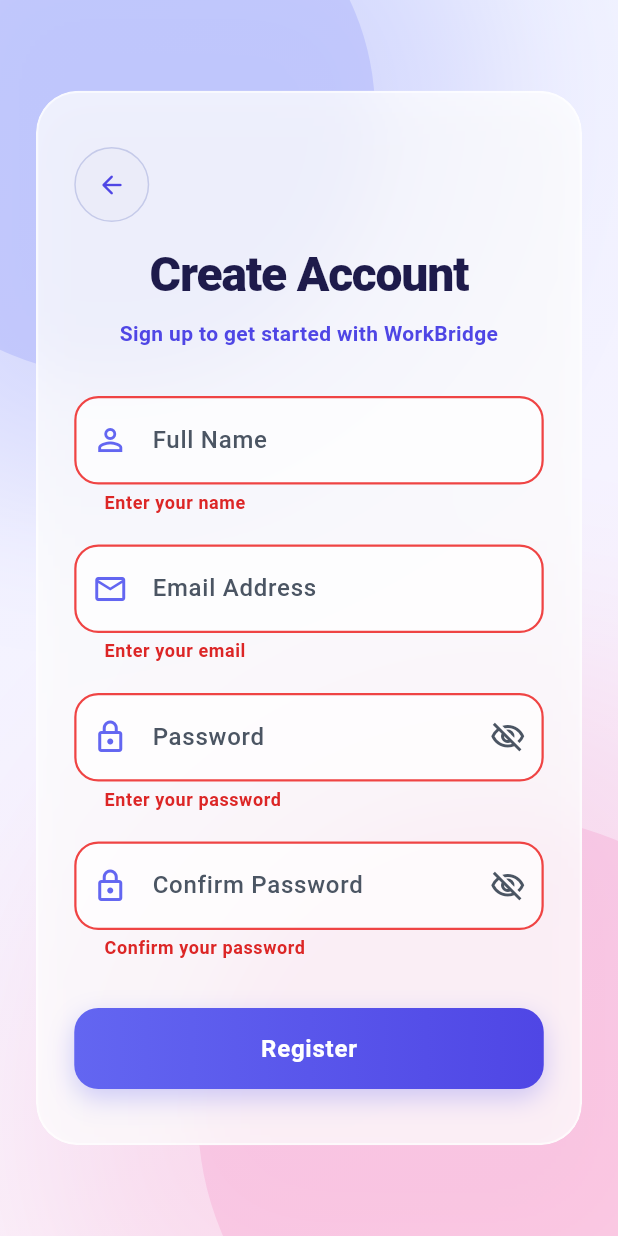
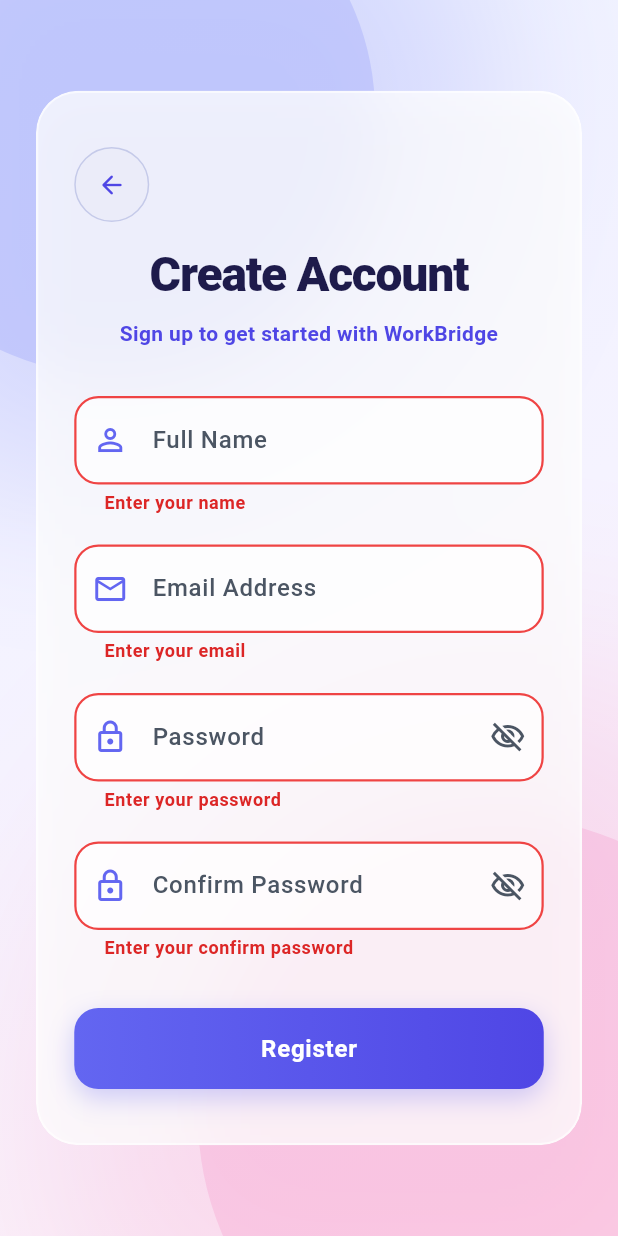
Before and after one commit to ibtesamatiq10/WorkBridge, a Flutter app: the RegisterScreen screen opened directly, after a tap on "Register", on a phone screen of 412 x 824 dp. Run offline on Flutter 3.47's test engine with Material 3 defaults, Android fonts, the phone set to English and light mode, and no system bars; our stand-ins replace firebase_auth, firebase_core, flutter_dotenv, flutter_local_notifications, flutter_riverpod, google_generative_ai and 2 more; missing offline and left inert: google_maps_flutter_android, google_maps_flutter_ios, google_maps_flutter_platform_interface; accounts and stored records are empty.

Commit message:
App accomplished

```diff
--- a/lib/presentation/auth/register_screen.dart
+++ b/lib/presentation/auth/register_screen.dart
@@ -569,7 +569,7 @@ class _RegisterScreenState extends ConsumerState<RegisterScreen> {
                               ),
                               validator: (value) {
                                 if (value == null || value.isEmpty) {
-                                  return 'Confirm your password';
+                                  return 'Enter your confirm password';
                                 }
                                 if (value != _passwordController.text) {
                                   return 'Passwords do not match';
```
